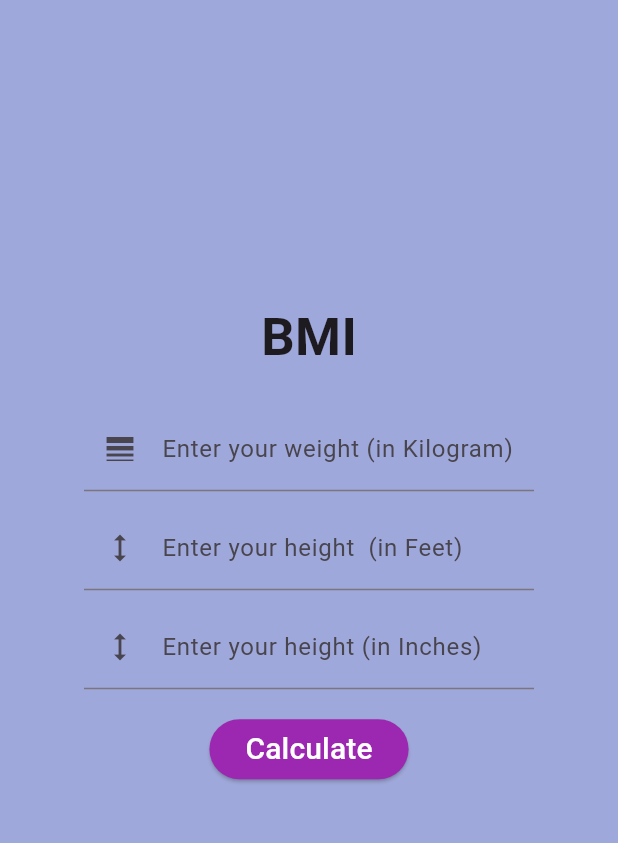
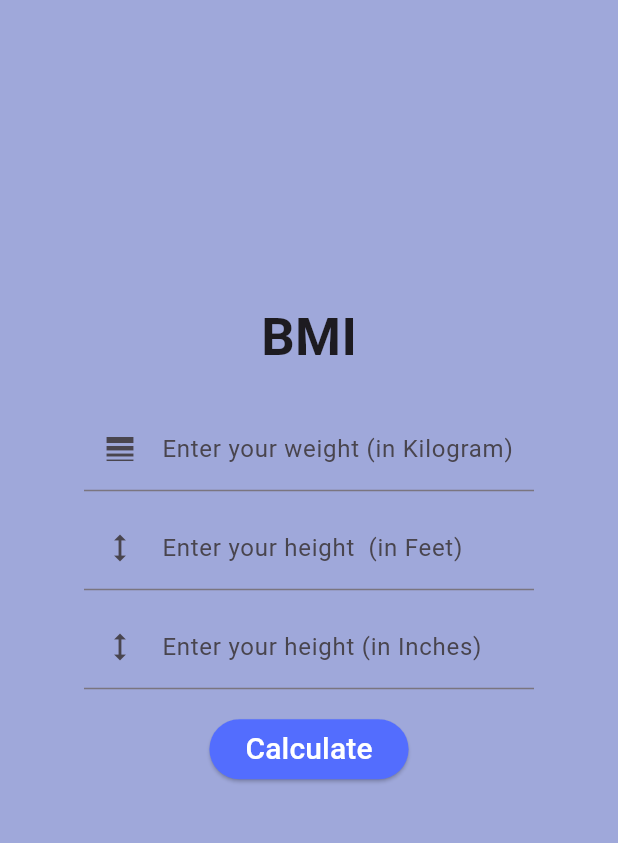
Before and after one commit to aviralk07/flutter-BMI-CAL, a Flutter app: the screen it shows after launch, on a phone screen of 412 x 824 dp, the part 84-927 px from its top. Run offline on Flutter 3.47's test engine with Material 2 defaults, Android fonts, the phone set to English and light mode, and no system bars.

Commit message:
1 commit

```diff
--- a/lib/main.dart
+++ b/lib/main.dart
@@ -93,7 +93,7 @@ class _MyHomePageState extends State<MyHomePage> {
                   ),
                   ElevatedButton(
                     style: ElevatedButton.styleFrom(
-                        backgroundColor: Colors.purple),
+                        backgroundColor: Colors.indigoAccent),
                     onPressed: () {
                       var wt = wtController.text.toString();
                       var ft = ftController.text.toString();
```
